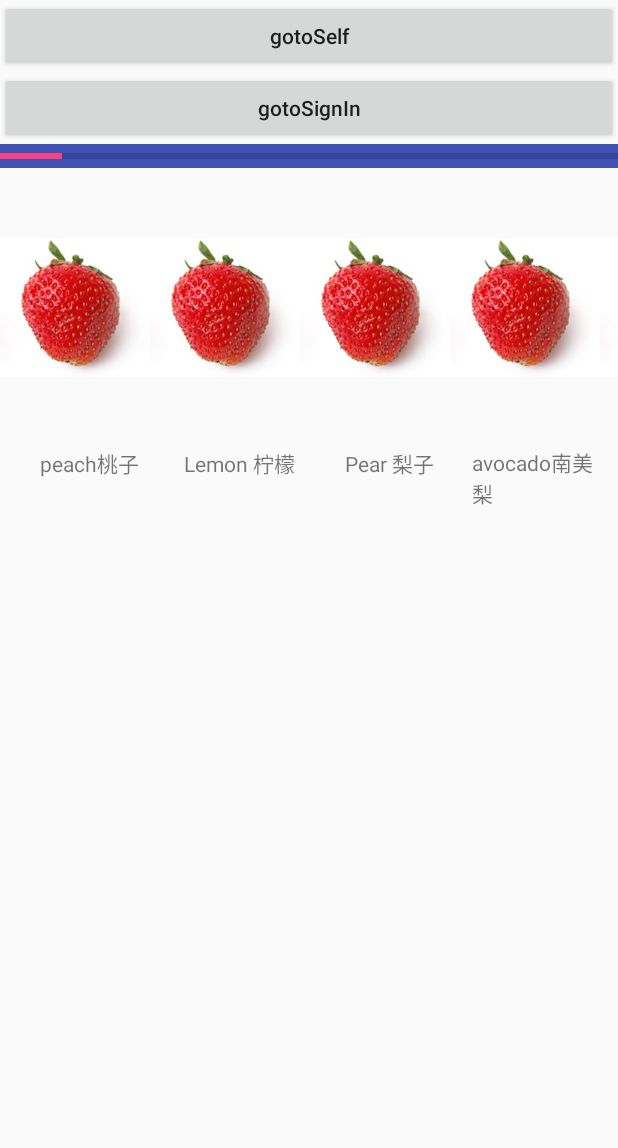
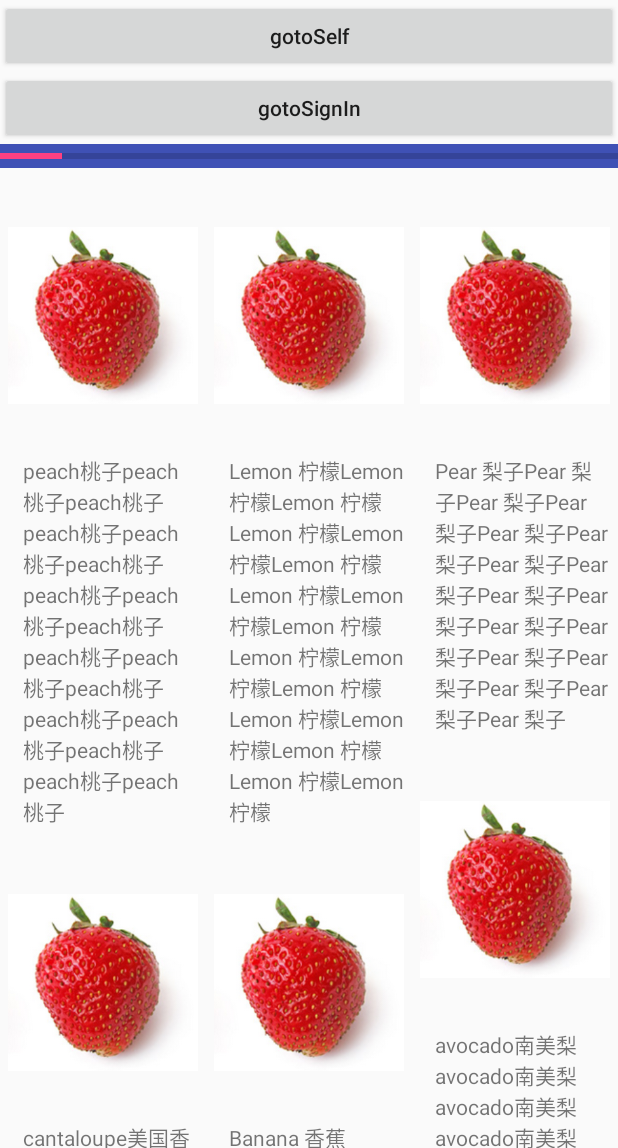
Before and after one commit to tourfield/GitBook, an Android app: the MainActivity screen opened directly, with no data from a screen before it, after a tap on an icon or button, on a phone screen of 412 x 824 dp, the part 88-1236 px from its top. Run offline under Robolectric (Android 15) with nearby library versions, the phone set to English and light mode, and no system bars; 3 other taps on this screen came first.

Commit message:
TAG#V0.09 RecyclerView瀑布流
[Context    ]: StaggeredGridLayoutManager用来实现瀑布流；并为RecyclerView子项添加点击事件。

```diff
--- a/app/src/main/java/com/github/tourfield/gitbook/FruitRecyclerAdapter.java
+++ b/app/src/main/java/com/github/tourfield/gitbook/FruitRecyclerAdapter.java
@@ -24,7 +24,14 @@ public class FruitRecyclerAdapter extends RecyclerView.Adapter<FruitRecyclerAdap
     public void onClick(View v) {
         int position = holder.getAdapterPosition();
         Fruit fruit = mFruitList.get(position);
-        Toast.makeText(v.getContext(),"fruitImage"+fruit.getName(),Toast.LENGTH_SHORT).show();
+        switch (v.getId()){
+        case R.id.fruitImage:
+            Toast.makeText(v.getContext(), "fruitImage" + fruit.getName(), Toast.LENGTH_SHORT).show();
+            break;
+            case R.id.fruitName:
+                Toast.makeText(v.getContext(), "fruitName" + fruit.getName(), Toast.LENGTH_SHORT).show();
+                break;
+        }
     }
 
     static class ViewHolder extends RecyclerView.ViewHolder{
@@ -49,6 +56,7 @@ public class FruitRecyclerAdapter extends RecyclerView.Adapter<FruitRecyclerAdap
         holder= new ViewHolder(view);
         Log.d(TAG, "after call : ViewHolder");
         holder.fruitImage.setOnClickListener(this);
+        holder.fruitName.setOnClickListener(this);
         return holder;
     }
 
--- a/app/src/main/java/com/github/tourfield/gitbook/MainActivity.java
+++ b/app/src/main/java/com/github/tourfield/gitbook/MainActivity.java
@@ -9,6 +9,7 @@ import android.support.v7.app.AppCompatActivity;
 import android.os.Bundle;
 import android.support.v7.widget.LinearLayoutManager;
 import android.support.v7.widget.RecyclerView;
+import android.support.v7.widget.StaggeredGridLayoutManager;
 import android.util.Log;
 import android.view.View;
 import android.widget.AdapterView;
@@ -22,6 +23,7 @@ import android.widget.Toast;
 
 import java.util.ArrayList;
 import java.util.List;
+import java.util.Random;
 
 import static android.R.attr.data;
 
@@ -87,6 +89,7 @@ public class MainActivity extends AppCompatActivity implements View.OnClickListe
             "Raspberry覆盆子"
     };
     private List<Fruit> fruitList = new ArrayList<>();
+    private static final int SPANLINENUMBER = 3;
     @Override
     protected void onCreate(Bundle savedInstanceState) {
         super.onCreate(savedInstanceState);
@@ -118,8 +121,9 @@ public class MainActivity extends AppCompatActivity implements View.OnClickListe
 
 
         RecyclerView recyclerView = (RecyclerView)findViewById(R.id.recyclerView);
-        LinearLayoutManager layoutManager = new LinearLayoutManager(this);
-        layoutManager.setOrientation(LinearLayoutManager.HORIZONTAL);
+//        LinearLayoutManager layoutManager = new LinearLayoutManager(this);
+//        layoutManager.setOrientation(LinearLayoutManager.HORIZONTAL);
+        StaggeredGridLayoutManager layoutManager = new StaggeredGridLayoutManager(SPANLINENUMBER,StaggeredGridLayoutManager.VERTICAL);
         recyclerView.setLayoutManager(layoutManager);
         FruitRecyclerAdapter fruitRecyclerAdapter = new FruitRecyclerAdapter(fruitList);
         recyclerView.setAdapter(fruitRecyclerAdapter);
@@ -128,9 +132,19 @@ public class MainActivity extends AppCompatActivity implements View.OnClickListe
 
     private void initFruit() {
         for (String fruitName:fruitNmaes){
-            Fruit fruit = new Fruit(fruitName,R.drawable.cm);
+            Fruit fruit = new Fruit(getRandomLengthName(fruitName),R.drawable.cm);
             fruitList.add(fruit);
         }
+    }
+
+    private String getRandomLengthName(String fruitName) {
+        Random random = new Random();
+        int length = random.nextInt(20)+1;
+        StringBuilder builder = new StringBuilder();
+        for(int i=0;i<length;i++){
+            builder.append(fruitName);
+        }
+        return builder.toString();
     }
 
     @Override
--- a/app/src/main/res/layout/fruit_iterm.xml
+++ b/app/src/main/res/layout/fruit_iterm.xml
@@ -1,8 +1,9 @@
 <?xml version="1.0" encoding="utf-8"?>
 <LinearLayout xmlns:android="http://schemas.android.com/apk/res/android"
     android:orientation="vertical"
-    android:layout_width="100dp"
-    android:layout_height="wrap_content">
+    android:layout_width="match_parent"
+    android:layout_height="wrap_content"
+    android:layout_margin="5dp">
     <ImageView
         android:id="@+id/fruitImage"
         android:layout_width="wrap_content"
@@ -12,6 +13,6 @@
         android:id="@+id/fruitName"
         android:layout_width="wrap_content"
         android:layout_height="wrap_content"
-        android:layout_gravity="center_horizontal"
+        android:layout_gravity="left"
         android:layout_marginLeft="10dp"/>
 </LinearLayout>
```
